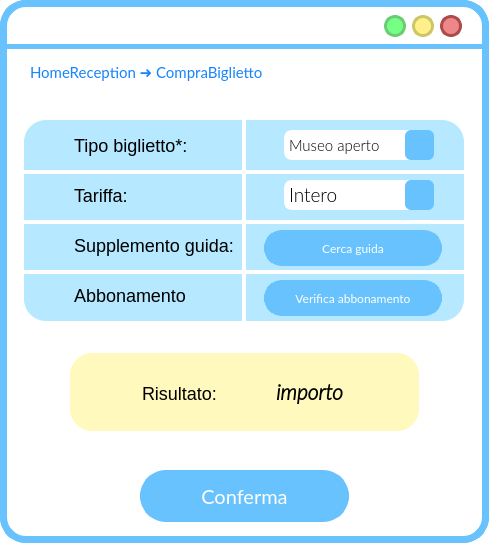
Above: ui/VistaCompraBiglietto.ui from SbattellaMattia/SoftwareEngineering before the change. Below: the same form after it.
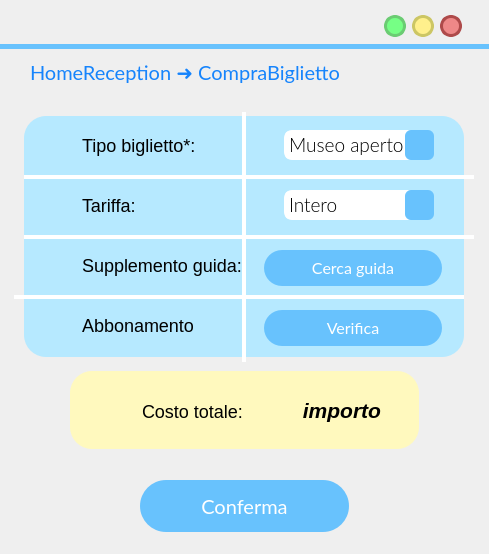
That is the form after the change. Icons and pictures are not drawn.

Patch:
```diff
--- a/ui/VistaCompraBiglietto.ui
+++ b/ui/VistaCompraBiglietto.ui
@@ -7,24 +7,14 @@
     <x>0</x>
     <y>0</y>
     <width>489</width>
-    <height>543</height>
+    <height>554</height>
    </rect>
   </property>
   <property name="windowTitle">
    <string>MainWindow</string>
   </property>
   <property name="styleSheet">
-   <string notr="true">QWidget{
-background:rgb(255, 255, 255);
-border-radius:26px;
-border-color:rgb(104, 194, 253);
-border-style: solid;
-border-width:7;
-}
-QLabel{
-border-width:0;
-font: 18pt &quot;Lato Light&quot;;
-}</string>
+   <string notr="true"/>
   </property>
   <widget class="QWidget" name="centralwidget">
    <widget class="QPushButton" name="pushButton_3">
@@ -200,9 +190,9 @@
     <property name="geometry">
      <rect>
       <x>24</x>
-      <y>120</y>
+      <y>116</y>
       <width>440</width>
-      <height>201</height>
+      <height>241</height>
      </rect>
     </property>
     <property name="styleSheet">
@@ -378,7 +368,7 @@
     <property name="geometry">
      <rect>
       <x>24</x>
-      <y>170</y>
+      <y>175</y>
       <width>450</width>
       <height>4</height>
      </rect>
@@ -416,7 +406,7 @@
     <property name="geometry">
      <rect>
       <x>24</x>
-      <y>220</y>
+      <y>235</y>
       <width>450</width>
       <height>4</height>
      </rect>
@@ -454,7 +444,7 @@
     <property name="geometry">
      <rect>
       <x>14</x>
-      <y>270</y>
+      <y>295</y>
       <width>450</width>
       <height>4</height>
      </rect>
@@ -491,7 +481,7 @@
    <widget class="QLabel" name="label_14">
     <property name="geometry">
      <rect>
-      <x>74</x>
+      <x>82</x>
       <y>130</y>
       <width>131</width>
       <height>31</height>
@@ -510,8 +500,8 @@
    <widget class="QLabel" name="autoreLabel">
     <property name="geometry">
      <rect>
-      <x>74</x>
-      <y>180</y>
+      <x>82</x>
+      <y>190</y>
       <width>101</width>
       <height>31</height>
      </rect>
@@ -528,8 +518,8 @@
    <widget class="QLabel" name="sizeLabel">
     <property name="geometry">
      <rect>
-      <x>74</x>
-      <y>280</y>
+      <x>82</x>
+      <y>310</y>
       <width>121</width>
       <height>31</height>
      </rect>
@@ -585,14 +575,14 @@
      <rect>
       <x>30</x>
       <y>57</y>
-      <width>331</width>
+      <width>391</width>
       <height>31</height>
      </rect>
     </property>
     <property name="font">
      <font>
       <family>Lato</family>
-      <pointsize>16</pointsize>
+      <pointsize>14</pointsize>
       <weight>50</weight>
       <italic>false</italic>
       <bold>false</bold>
@@ -606,14 +596,14 @@
 font: 16pt &quot;Lato&quot;;</string>
     </property>
     <property name="text">
-     <string>&lt;html&gt;&lt;head/&gt;&lt;body&gt;&lt;p&gt;&lt;span style=&quot; font-size:11pt;&quot;&gt;HomeReception ➜ CompraBiglietto&lt;/span&gt;&lt;/p&gt;&lt;/body&gt;&lt;/html&gt;</string>
+     <string>HomeReception ➜ CompraBiglietto</string>
     </property>
    </widget>
    <widget class="QLabel" name="label_13">
     <property name="geometry">
      <rect>
-      <x>74</x>
-      <y>230</y>
+      <x>82</x>
+      <y>250</y>
       <width>161</width>
       <height>31</height>
      </rect>
@@ -633,7 +623,7 @@
       <x>242</x>
       <y>112</y>
       <width>4</width>
-      <height>215</height>
+      <height>250</height>
      </rect>
     </property>
     <property name="sizePolicy">
@@ -669,7 +659,7 @@
     <property name="geometry">
      <rect>
       <x>94</x>
-      <y>376</y>
+      <y>394</y>
       <width>34</width>
       <height>34</height>
      </rect>
@@ -691,7 +681,7 @@
     <property name="geometry">
      <rect>
       <x>142</x>
-      <y>358</y>
+      <y>376</y>
       <width>101</width>
       <height>71</height>
      </rect>
@@ -702,25 +692,21 @@
 background-color: rgba(255, 255, 255,0);</string>
     </property>
     <property name="text">
-     <string>Risultato:</string>
+     <string>Costo totale:</string>
     </property>
    </widget>
    <widget class="QLabel" name="importoTotaleLabel">
     <property name="geometry">
      <rect>
-      <x>224</x>
-      <y>372</y>
+      <x>210</x>
+      <y>390</y>
       <width>171</width>
       <height>41</height>
      </rect>
     </property>
     <property name="font">
      <font>
-      <family>Lato Light</family>
       <pointsize>-1</pointsize>
-      <weight>50</weight>
-      <italic>false</italic>
-      <bold>false</bold>
      </font>
     </property>
     <property name="styleSheet">
@@ -733,14 +719,14 @@
      <string>&lt;html&gt;&lt;head/&gt;&lt;body&gt;&lt;p&gt;&lt;span style=&quot; font-size:16pt; font-weight:600; font-style:italic;&quot;&gt;importo&lt;/span&gt;&lt;/p&gt;&lt;/body&gt;&lt;/html&gt;</string>
     </property>
     <property name="alignment">
-     <set>Qt::AlignCenter</set>
+     <set>Qt::AlignRight|Qt::AlignTrailing|Qt::AlignVCenter</set>
     </property>
    </widget>
    <widget class="QPushButton" name="ricercaButton">
     <property name="geometry">
      <rect>
       <x>140</x>
-      <y>470</y>
+      <y>480</y>
       <width>209</width>
       <height>52</height>
      </rect>
@@ -793,7 +779,7 @@
     <property name="geometry">
      <rect>
       <x>70</x>
-      <y>353</y>
+      <y>371</y>
       <width>349</width>
       <height>78</height>
      </rect>
@@ -816,7 +802,7 @@
     <property name="geometry">
      <rect>
       <x>264</x>
-      <y>280</y>
+      <y>310</y>
       <width>178</width>
       <height>36</height>
      </rect>
@@ -824,7 +810,7 @@
     <property name="font">
      <font>
       <family>Lato</family>
-      <pointsize>9</pointsize>
+      <pointsize>12</pointsize>
       <weight>50</weight>
       <italic>false</italic>
       <bold>false</bold>
@@ -842,7 +828,7 @@
  border-style: solid;
  border-radius:18px;
 color: rgb(255, 255, 255);
-	font: 9pt &quot;Lato&quot;;
+font: 12pt &quot;Lato&quot;;
 }
 
 QPushButton::hover{
@@ -862,14 +848,14 @@
 </string>
     </property>
     <property name="text">
-     <string>Verifica abbonamento</string>
+     <string>Verifica</string>
     </property>
    </widget>
    <widget class="QPushButton" name="ricercaButton_3">
     <property name="geometry">
      <rect>
       <x>264</x>
-      <y>230</y>
+      <y>250</y>
       <width>178</width>
       <height>36</height>
      </rect>
@@ -877,7 +863,7 @@
     <property name="font">
      <font>
       <family>Lato</family>
-      <pointsize>9</pointsize>
+      <pointsize>12</pointsize>
       <weight>50</weight>
       <italic>false</italic>
       <bold>false</bold>
@@ -895,7 +881,7 @@
  border-style: solid;
  border-radius:18px;
 color: rgb(255, 255, 255);
-	font: 9pt &quot;Lato&quot;;
+font: 12pt &quot;Lato&quot;;
 }
 
 QPushButton::hover{
@@ -930,7 +916,7 @@
     <property name="font">
      <font>
       <family>Lato Light</family>
-      <pointsize>11</pointsize>
+      <pointsize>14</pointsize>
       <weight>50</weight>
       <italic>false</italic>
       <bold>false</bold>
@@ -1007,7 +993,7 @@
     <property name="geometry">
      <rect>
       <x>284</x>
-      <y>180</y>
+      <y>190</y>
       <width>150</width>
       <height>30</height>
      </rect>
@@ -1096,8 +1082,8 @@
    <widget class="QLabel" name="label_11">
     <property name="geometry">
      <rect>
-      <x>30</x>
-      <y>280</y>
+      <x>38</x>
+      <y>310</y>
       <width>34</width>
       <height>34</height>
      </rect>
@@ -1118,8 +1104,8 @@
    <widget class="QLabel" name="label_12">
     <property name="geometry">
      <rect>
-      <x>30</x>
-      <y>230</y>
+      <x>38</x>
+      <y>250</y>
       <width>34</width>
       <height>34</height>
      </rect>
@@ -1140,8 +1126,8 @@
    <widget class="QLabel" name="label_16">
     <property name="geometry">
      <rect>
-      <x>30</x>
-      <y>180</y>
+      <x>38</x>
+      <y>190</y>
       <width>34</width>
       <height>34</height>
      </rect>
@@ -1162,7 +1148,7 @@
    <widget class="QLabel" name="label_17">
     <property name="geometry">
      <rect>
-      <x>30</x>
+      <x>38</x>
       <y>130</y>
       <width>34</width>
       <height>34</height>
```
Left out of the diff: 18 changed lines with no effect on the pictures.
